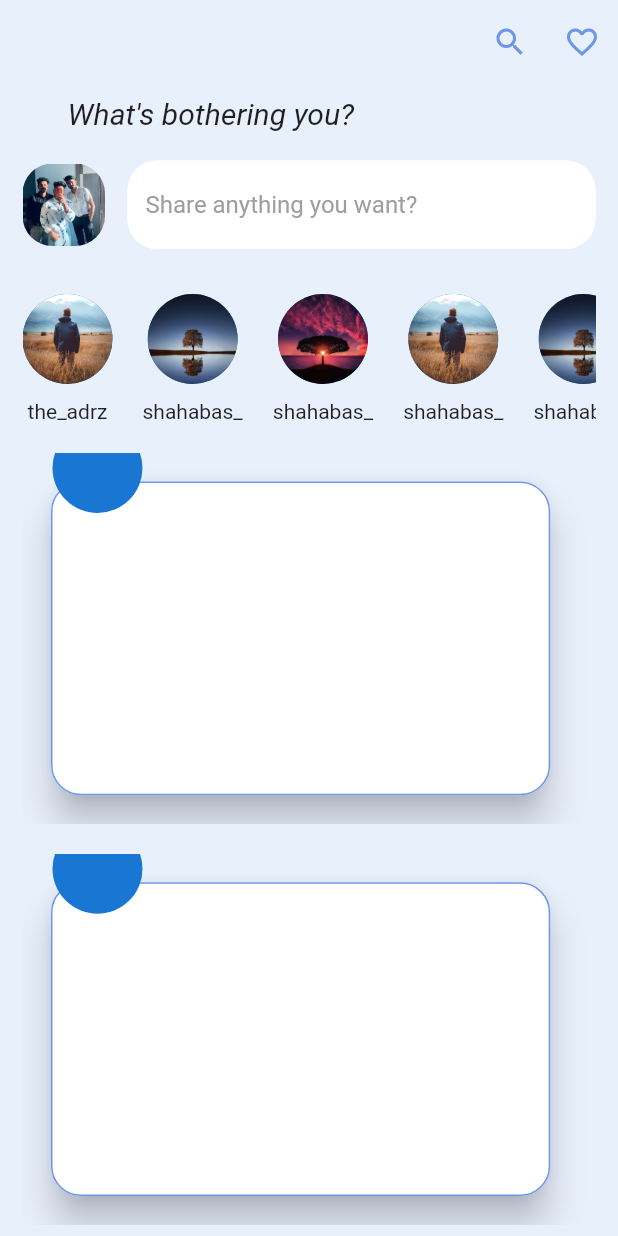
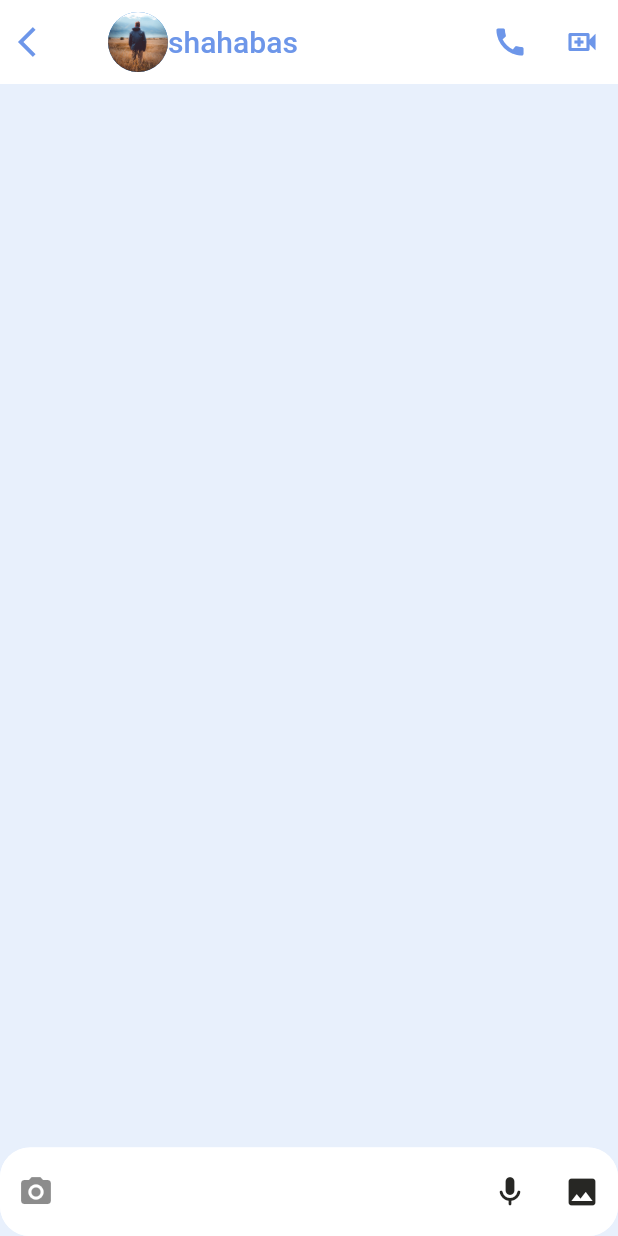
Before and after one commit to adarshkvinod/SAAT, a Flutter app: the screen it shows after launch, on a phone screen of 412 x 824 dp. Run offline on Flutter 3.47's test engine with Material 2 defaults, Android fonts, the light colour scheme and no system bars; our stand-ins replace curved_navigation_bar, firebase_core; missing offline and left inert: jumping_dot; accounts and stored records are empty.

Commit message:
chatViewScreen

```diff
--- a/lib/screen/LOGIN/login_page.dart
+++ b/lib/LOGIN/login_page.dart
@@ -2,7 +2,7 @@ import 'package:flutter/material.dart';
 
 import 'package:saat/config/color.dart';
 import 'package:saat/main.dart';
-import 'package:saat/screen/LOGIN/recovery_password.dart';
+import 'package:saat/LOGIN/recovery_password.dart';
 
 class LoginPage extends StatefulWidget {
   const LoginPage({super.key});
--- a/lib/main.dart
+++ b/lib/main.dart
@@ -2,9 +2,11 @@ import 'package:firebase_core/firebase_core.dart';
 import 'package:flutter/material.dart';
 import 'package:provider/provider.dart';
 import 'package:saat/config/color.dart';
+import 'package:saat/screen/CHAT/chat_screen.dart';
 import 'package:saat/screen/HOME/homepage_provider.dart';
-import 'package:saat/screen/LOGIN/login_page.dart';
-import 'package:saat/screen/chat_screen.dart';
+import 'package:saat/LOGIN/login_page.dart';
+
+import 'package:saat/screen/CHAT/chat_list_screen.dart';
 import 'package:saat/screen/HOME/home_page.dart';
 import 'services/firebase_options.dart';
 
@@ -27,7 +29,7 @@ class MyApp extends StatelessWidget {
       ],
       child: MaterialApp(
         debugShowCheckedModeBanner: false,
-        home: const HomePage(), // Home screen
+        home: const ChatViewScreen(), // Home screen
         theme: ThemeData(
           scaffoldBackgroundColor: white,
           appBarTheme: const AppBarTheme(
--- /dev/null
+++ b/lib/screen/CHAT/chat_screen.dart
@@ -0,0 +1,66 @@
+import 'package:flutter/material.dart';
+import 'package:saat/config/color.dart';
+
+class ChatViewScreen extends StatefulWidget {
+  const ChatViewScreen({super.key});
+
+  @override
+  State<ChatViewScreen> createState() => _ChatViewScreenState();
+}
+
+class _ChatViewScreenState extends State<ChatViewScreen> {
+  @override
+  Widget build(BuildContext context) {
+    return SafeArea(
+      child: Scaffold(
+        appBar: AppBar(
+          backgroundColor: purewhite,
+         leading:
+            Row(
+              children: [
+                IconButton(onPressed: (){}, icon: const Icon(Icons.arrow_back_ios)),
+              ],
+            ),
+          title: Row(
+            mainAxisAlignment: MainAxisAlignment.start,
+            children: [
+              CircleAvatar(
+                backgroundImage: AssetImage('assets/images/DemoImage1.jpeg'),
+              ),
+              Text('shahabas')
+            ],
+          ),
+
+          actions: [
+            IconButton(onPressed: (){}, icon: Icon(Icons.call)),
+            IconButton(onPressed: (){}, icon: Icon(Icons.video_call_outlined)),
+
+
+          ],
+
+        ),
+        body: Column(
+          mainAxisAlignment: MainAxisAlignment.end,
+          children: [
+          TextFormField(
+            decoration: InputDecoration(
+              prefixIcon: IconButton(onPressed: (){}, icon: const Icon(Icons.photo_camera),),
+
+              suffixIcon: Row(
+                mainAxisAlignment: MainAxisAlignment.end,
+                children: [
+                 IconButton(onPressed: (){}, icon: const Icon(Icons.mic_rounded),),
+                 IconButton(onPressed: (){}, icon:const  Icon(Icons.photo),),
+
+                ],
+              ),
+              hintText: 'Message...',
+              hintStyle: TextStyle(fontStyle: FontStyle.normal),
+            ),
+          )
+          ],
+        ),
+      ),
+    );
+  }
+}
--- a/lib/screen/HOME/home_page.dart
+++ b/lib/screen/HOME/home_page.dart
@@ -4,6 +4,7 @@ import 'package:curved_navigation_bar/curved_navigation_bar.dart';
 import 'package:flutter/material.dart';
 import 'package:provider/provider.dart';
 import 'package:saat/config/color.dart';
+import 'package:saat/screen/HOME/feed_design.dart';
 import 'package:saat/screen/HOME/homepage_provider.dart';
 
 
@@ -160,35 +161,41 @@ class _HomePageState extends State<HomePage> {
                   children:[
                     SizedBox(
                     width: width*0.9,
-                    height: height*0.3,
-                    child: const Padding(
-                      padding:  EdgeInsets.all(15.0),
-                      child:  Card(
-                        elevation: 10.0,
-                        child: Column(
-                          children: [
+                    height: height*0.5,
+                    child:  Card(
+                      elevation: 10.0,
+                      child: Image.asset('assets/images/DemoImage3.jpg',height: 40,),
 
-
-
-                          ],
-                        ),
-                      ),
                     ),
                   ),
                    Positioned(
-                              left: 20,
-                              top: -20,
+                              left: 10,
+                              top: 7,
+
                               child: CircleAvatar(
-                                radius: 30,
-
+                                radius: 22,
+                                 backgroundImage: AssetImage('assets/images/DemoImage2.jpg'),
                                                       ),
                             ),
+                            Positioned(
+                              left: 70,
+                              top: -5,
+
+                              child:TextButton(onPressed:
+                              (){}, child: const Text('the_adrz',style: TextStyle(color: Colors.black),)),
+
+                            ),
+
+
                   ]
                 );
                }, separatorBuilder: (context, _){
                 return const SizedBox(height: 20,);
                }, itemCount: 10),
-             )
+
+             ),
+
+
             ]),
           ),
           );
--- a/lib/screen/SIGN_UP/signup_page.dart
+++ b/lib/screen/SIGN_UP/signup_page.dart
@@ -1,7 +1,7 @@
 import 'package:flutter/material.dart';
 
 import 'package:saat/config/color.dart';
-import 'package:saat/screen/LOGIN/login_page.dart';
+import 'package:saat/LOGIN/login_page.dart';
 
 class SignupPage extends StatefulWidget {
   const SignupPage({super.key});
```
Also changed, not shown: lib/screen/HOME/feed_design.dart (added, +76 -0 lines), lib/LOGIN/password_reset.dart (renamed from lib/screen/LOGIN/password_reset.dart), lib/LOGIN/recovery_password.dart (renamed from lib/screen/LOGIN/recovery_password.dart), lib/screen/CHAT/chat_list_screen.dart (renamed from lib/screen/chat_screen.dart).
